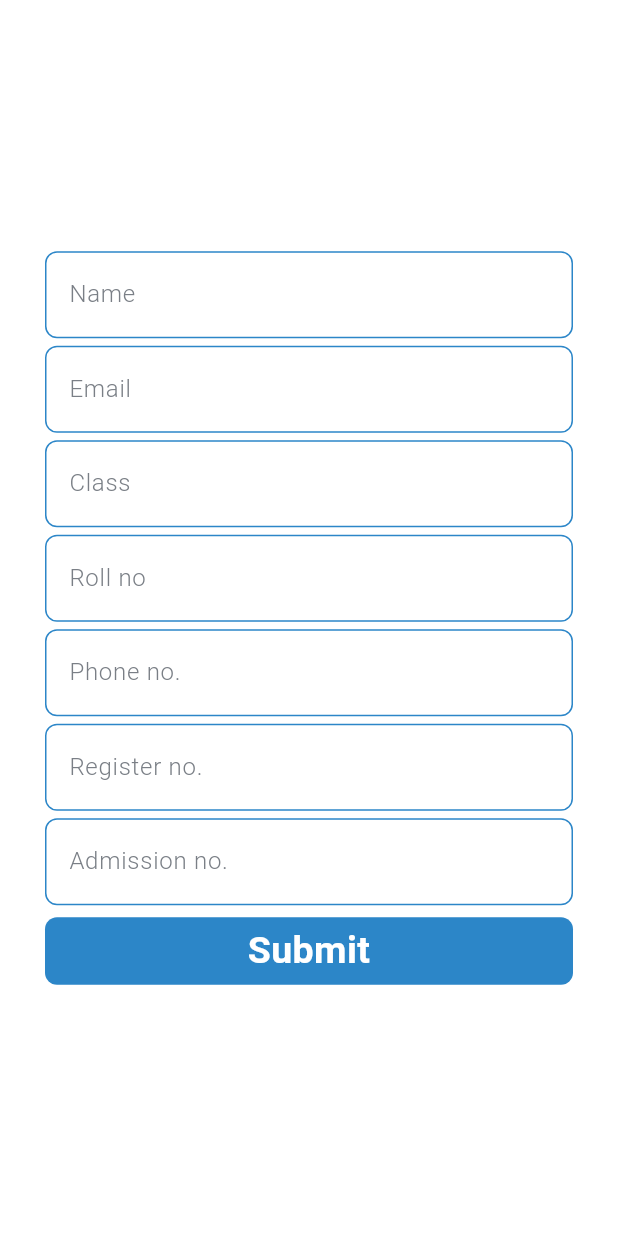
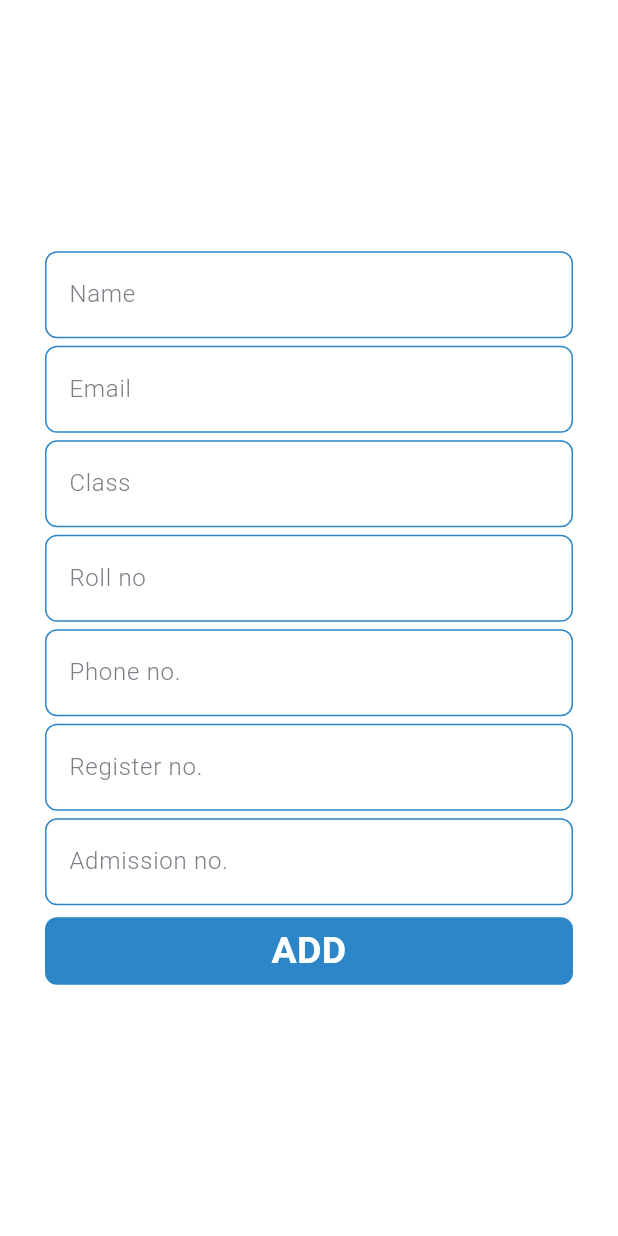
Before and after one commit to dhrisyapn/attendix, a Flutter app: the AddStudentPage screen opened directly, on a phone screen of 412 x 824 dp. Run offline on Flutter 3.47's test engine with Material 3 defaults, Android fonts, the phone set to English and light mode, and no system bars; our stand-ins replace cloud_firestore, firebase_auth, firebase_core; accounts and stored records are empty; Roboto replaces fonts that are missing (Poppins).

Commit message:
Update addstudent.dart

```diff
--- a/lib/addstudent.dart
+++ b/lib/addstudent.dart
@@ -224,7 +224,7 @@ class _AddStudentPageState extends State<AddStudentPage> {
               ),
               child: Center(
                 child: Text(
-                  'Submit',
+                  'ADD',
                   textAlign: TextAlign.center,
                   style: TextStyle(
                     color: Colors.white,
```
